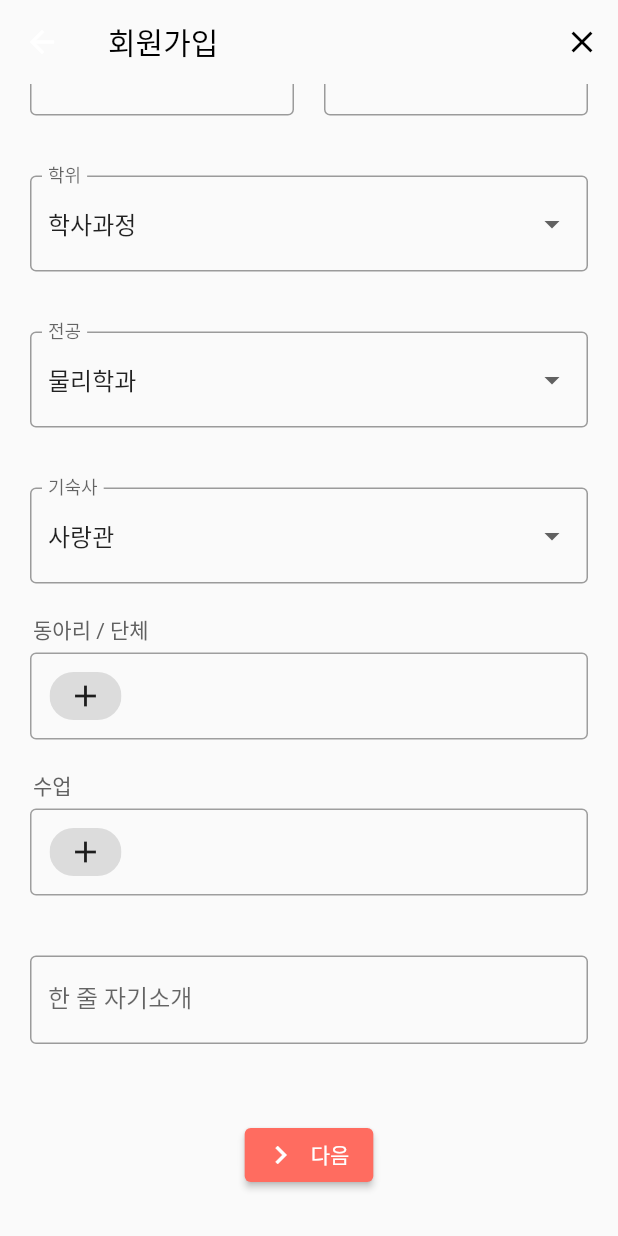
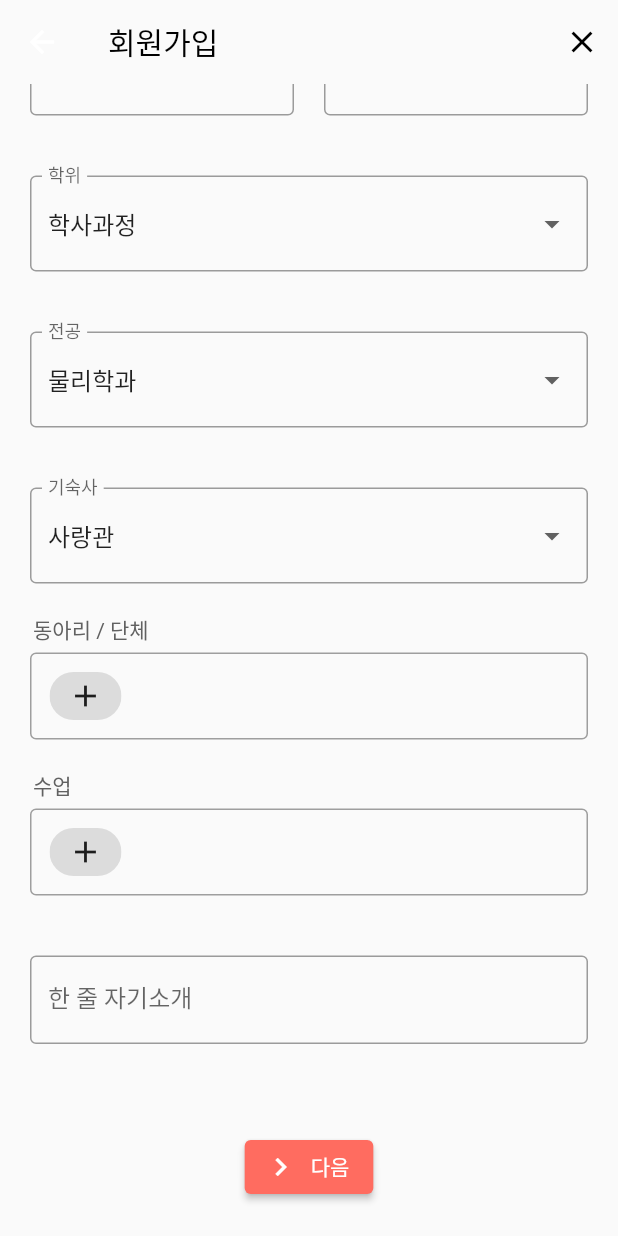
Before and after one commit to Yenu-Project/kai-friends-app, a Flutter app: the RegisterMyInfoPage screen opened directly, scrolled down 317 dp, on a phone screen of 412 x 824 dp. Run offline on Flutter 3.47's test engine with Material 2 defaults, Android fonts, the phone set to English and light mode, and no system bars.

Commit message:
fix(main button): add padding 8.0

```diff
--- a/lib/widgets/main_button.dart
+++ b/lib/widgets/main_button.dart
@@ -10,10 +10,13 @@ class MainButton extends StatelessWidget {
 
   @override
   Widget build(BuildContext context) {
-    return ElevatedButton(
+    return Padding(
+      padding: const EdgeInsets.all(8.0),
+      child: ElevatedButton(
         onPressed: _f,
         child: Text(_name),
         style: ElevatedButton.styleFrom(primary: const Color(0xFFFF6C60)),
+      ),
     );
   }
 }
@@ -31,12 +34,14 @@ class IconMainButton extends StatelessWidget {
 
   @override
   Widget build(BuildContext context) {
-    // TODO: implement build
-    return ElevatedButton.icon(
+    return Padding(
+      padding: const EdgeInsets.all(8.0),
+      child: ElevatedButton.icon(
         onPressed: _f,
         icon: Icon(_icon),
         label: Text(_name),
         style: ElevatedButton.styleFrom(primary: const Color(0xFFFF6C60)),
+      ),
     );
   }
 }
```
Lines whose indentation alone changed are shown as unchanged.
